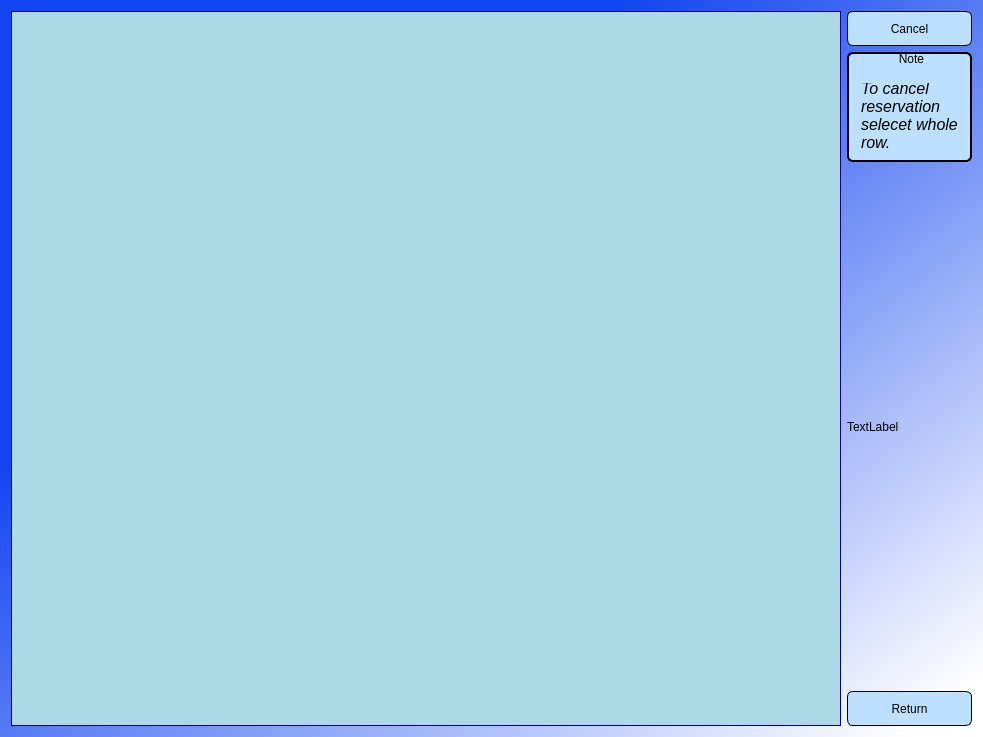
First picture: the form in CancelReservation.ui, repository JustKoshi/QTCinemaProject, before the edit.
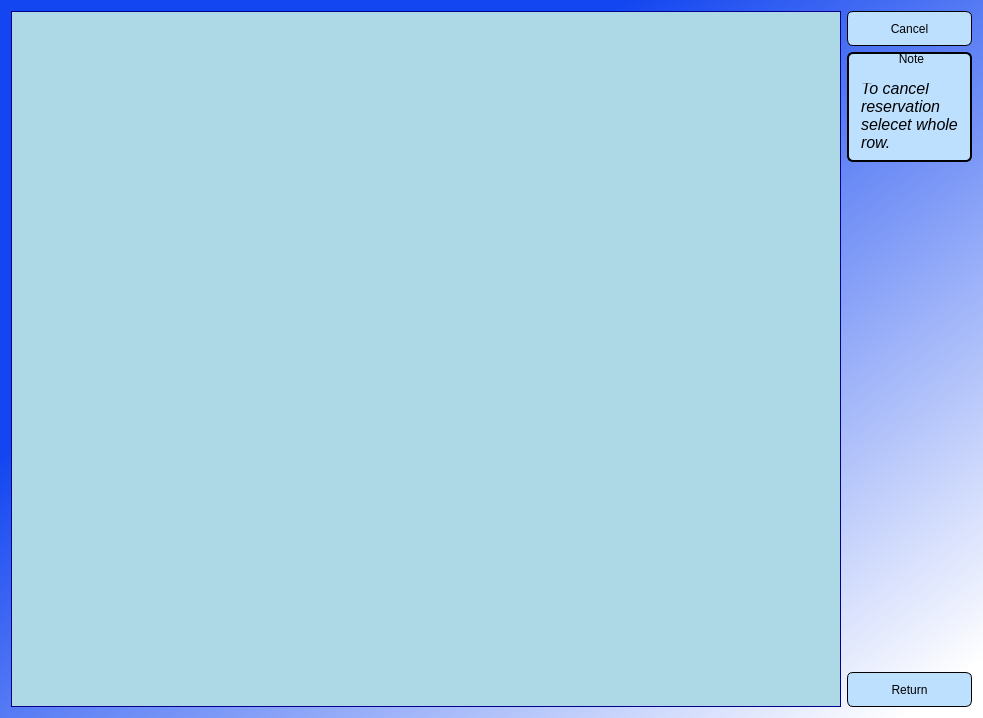
Second picture: the form after the edit.

Patch:
```diff
--- a/CancelReservation.ui
+++ b/CancelReservation.ui
@@ -7,7 +7,7 @@
     <x>0</x>
     <y>0</y>
     <width>983</width>
-    <height>737</height>
+    <height>718</height>
    </rect>
   </property>
   <property name="minimumSize">
@@ -173,7 +173,7 @@
 }</string>
         </property>
         <property name="text">
-         <string>TextLabel</string>
+         <string/>
         </property>
        </widget>
       </item>
```
